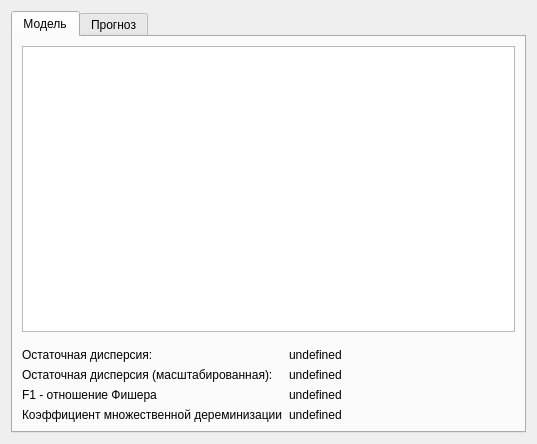
Old version of the form statapp/ui/polynom_window.ui in the repository shizand/statapp.
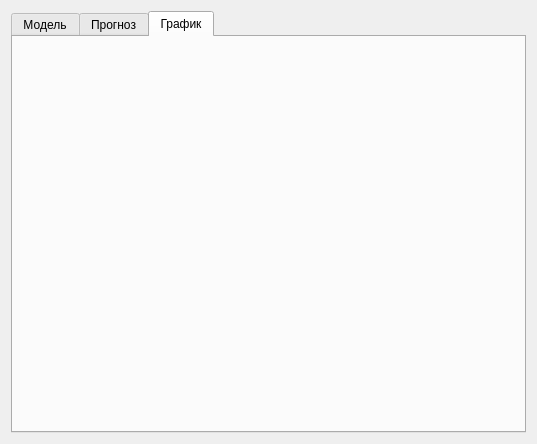
New version of the form. The open tabs and pages were chosen to show the change.

Commit message:
feat: добавлен график (#94)
Closes #86

What changed in the file:
```diff
--- a/statapp/ui/polynom_window.ui
+++ b/statapp/ui/polynom_window.ui
@@ -120,6 +120,16 @@
        </item>
       </layout>
      </widget>
+     <widget class="QWidget" name="tab">
+      <attribute name="title">
+       <string>График</string>
+      </attribute>
+      <layout class="QGridLayout" name="gridLayout_5">
+       <item row="0" column="0">
+        <layout class="QGridLayout" name="plotContainer"/>
+       </item>
+      </layout>
+     </widget>
     </widget>
    </item>
   </layout>
```
The commit also changes 34 other files.
